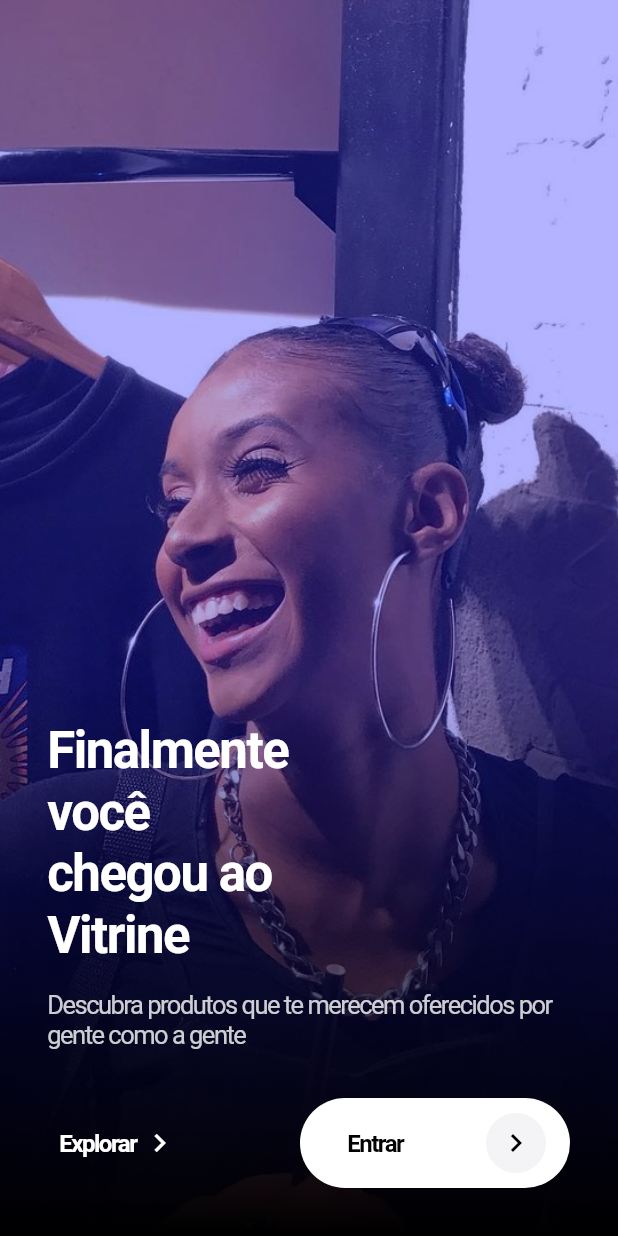
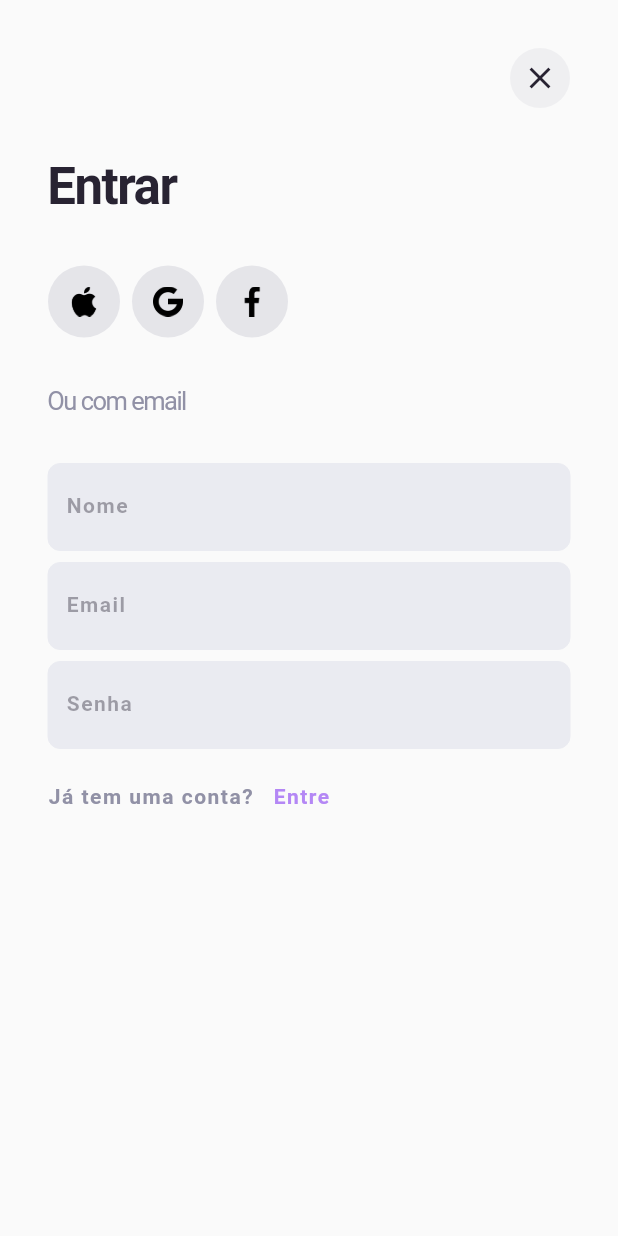
Before and after one commit to yanncabral/vitrine-flutter, a Flutter app: the screen it shows after launch, after a tap on "Entrar", on a phone screen of 412 x 824 dp. Run offline on Flutter 3.47's test engine with Material 2 defaults, Android fonts, the phone set to English and light mode, and no system bars; our stand-ins replace firebase_core, google_fonts; accounts and stored records are empty; Roboto replaces fonts that are missing (Overpass).

Commit message:
add signin page

```diff
--- a/lib/ui/onboarding_page/onboarding_page.dart
+++ b/lib/ui/onboarding_page/onboarding_page.dart
@@ -106,7 +106,9 @@
                   child: MaterialButton(
                     height: 60,
                     padding: EdgeInsets.zero,
-                    onPressed: () {},
+                    onPressed: () {
+                      Navigator.of(context).pushNamed("/auth");
+                    },
                     child: ListTile(
                       contentPadding:
                           const EdgeInsets.only(left: 32, right: 16),
--- /dev/null
+++ b/lib/ui/signin_page.dart
@@ -0,0 +1,211 @@
+import 'package:flutter/material.dart';
+import 'package:vitrine/ui/design/vanilla_color_scheme.dart';
+
+class SignInPage extends StatelessWidget {
+  @override
+  Widget build(BuildContext context) {
+    return Scaffold(
+      body: SafeArea(
+        child: Padding(
+          padding: const EdgeInsets.all(32.0),
+          child: Column(
+            crossAxisAlignment: CrossAxisAlignment.start,
+            children: [
+              Row(
+                mainAxisAlignment: MainAxisAlignment.end,
+                children: [
+                  CircleAvatar(
+                    backgroundColor: VanillaColorScheme.medium.withOpacity(0.1),
+                    foregroundColor: VanillaColorScheme.black,
+                    child: const Icon(Icons.close),
+                  ),
+                ],
+              ),
+              const SizedBox(height: 32),
+              Text(
+                "Entrar",
+                style: Theme.of(context)
+                    .textTheme
+                    .headline2
+                    ?.copyWith(color: VanillaColorScheme.black),
+              ),
+              const SizedBox(height: 32),
+              Row(
+                children: [
+                  CircleAvatar(
+                    radius: 24,
+                    backgroundColor: VanillaColorScheme.medium.withOpacity(0.2),
+                    foregroundColor: VanillaColorScheme.black,
+                    child: Image.asset(
+                      "assets/icons/apple.png",
+                      height: 20,
+                    ),
+                  ),
+                  const SizedBox(width: 8),
+                  CircleAvatar(
+                    radius: 24,
+                    backgroundColor: VanillaColorScheme.medium.withOpacity(0.2),
+                    foregroundColor: VanillaColorScheme.black,
+                    child: Image.asset(
+                      "assets/icons/google.png",
+                      height: 20,
+                    ),
+                  ),
+                  const SizedBox(width: 8),
+                  CircleAvatar(
+                    radius: 24,
+                    backgroundColor: VanillaColorScheme.medium.withOpacity(0.2),
+                    foregroundColor: VanillaColorScheme.black,
+                    child: Image.asset(
+                      "assets/icons/facebook.png",
+                      height: 20,
+                    ),
+                  ),
+                ],
+              ),
+              const SizedBox(height: 32),
+              Text(
+                "Ou com email",
+                style: Theme.of(context)
+                    .textTheme
+                    .bodyText1
+                    ?.copyWith(color: VanillaColorScheme.medium),
+              ),
+              const SizedBox(height: 32),
+              TextField(
+                keyboardType: TextInputType.emailAddress,
+                style: Theme.of(context).textTheme.caption?.copyWith(
+                      color: VanillaColorScheme.black,
+                    ),
+                cursorColor: VanillaColorScheme.dark,
+                decoration: InputDecoration(
+                  labelText: "Nome",
+                  labelStyle: Theme.of(context).textTheme.caption?.copyWith(
+                        color: VanillaColorScheme.black.withOpacity(0.4),
+                      ),
+                  filled: true,
+                  fillColor: VanillaColorScheme.light,
+                  errorBorder: OutlineInputBorder(
+                    borderRadius: BorderRadius.circular(8),
+                    borderSide: BorderSide(
+                      color: VanillaColorScheme.error,
+                      width: 0,
+                    ),
+                  ),
+                  focusedBorder: OutlineInputBorder(
+                    borderRadius: BorderRadius.circular(8),
+                    borderSide: BorderSide(
+                      color: VanillaColorScheme.light,
+                      width: 0,
+                    ),
+                  ),
+                  enabledBorder: OutlineInputBorder(
+                    borderRadius: BorderRadius.circular(8),
+                    borderSide: BorderSide(
+                      color: VanillaColorScheme.light,
+                      width: 0,
+                    ),
+                  ),
+                ),
+              ),
+              const SizedBox(height: 8),
+              TextField(
+                keyboardType: TextInputType.emailAddress,
+                style: Theme.of(context).textTheme.caption?.copyWith(
+                      color: VanillaColorScheme.black,
+                    ),
+                cursorColor: VanillaColorScheme.dark,
+                decoration: InputDecoration(
+                  labelText: "Email",
+                  labelStyle: Theme.of(context).textTheme.caption?.copyWith(
+                        color: VanillaColorScheme.black.withOpacity(0.4),
+                      ),
+                  filled: true,
+                  fillColor: VanillaColorScheme.light,
+                  errorBorder: OutlineInputBorder(
+                    borderRadius: BorderRadius.circular(8),
+                    borderSide: BorderSide(
+                      color: VanillaColorScheme.error,
+                      width: 0,
+                    ),
+                  ),
+                  focusedBorder: OutlineInputBorder(
+                    borderRadius: BorderRadius.circular(8),
+                    borderSide: BorderSide(
+                      color: VanillaColorScheme.light,
+                      width: 0,
+                    ),
+                  ),
+                  enabledBorder: OutlineInputBorder(
+                    borderRadius: BorderRadius.circular(8),
+                    borderSide: BorderSide(
+                      color: VanillaColorScheme.light,
+                      width: 0,
+                    ),
+                  ),
+                ),
+              ),
+              const SizedBox(height: 8),
+              TextField(
+                obscureText: true,
+                style: Theme.of(context).textTheme.caption?.copyWith(
+                      color: VanillaColorScheme.black,
+                    ),
+                cursorColor: VanillaColorScheme.dark,
+                decoration: InputDecoration(
+                  labelText: "Senha",
+                  labelStyle: Theme.of(context).textTheme.caption?.copyWith(
+                        color: VanillaColorScheme.black.withOpacity(0.4),
+                      ),
+                  filled: true,
+                  fillColor: VanillaColorScheme.light,
+                  errorBorder: OutlineInputBorder(
+                    borderRadius: BorderRadius.circular(8),
+                    borderSide: BorderSide(
+                      color: VanillaColorScheme.error,
+                      width: 0,
+                    ),
+                  ),
+                  focusedBorder: OutlineInputBorder(
+                    borderRadius: BorderRadius.circular(8),
+                    borderSide: BorderSide(
+                      color: VanillaColorScheme.light,
+                      width: 0,
+                    ),
+                  ),
+                  enabledBorder: OutlineInputBorder(
+                    borderRadius: BorderRadius.circular(8),
+                    borderSide: BorderSide(
+                      color: VanillaColorScheme.light,
+                      width: 0,
+                    ),
+                  ),
+                ),
+              ),
+              const SizedBox(height: 8),
+              Row(
+                children: [
+                  Text(
+                    "Já tem uma conta?",
+                    style: Theme.of(context).textTheme.caption?.copyWith(
+                          color: VanillaColorScheme.medium,
+                        ),
+                  ),
+                  TextButton(
+                    onPressed: () {},
+                    child: Text(
+                      "Entre",
+                      style: Theme.of(context).textTheme.caption?.copyWith(
+                            color: VanillaColorScheme.secondary,
+                          ),
+                    ),
+                  ),
+                ],
+              ),
+            ],
+          ),
+        ),
+      ),
+    );
+  }
+}
```
